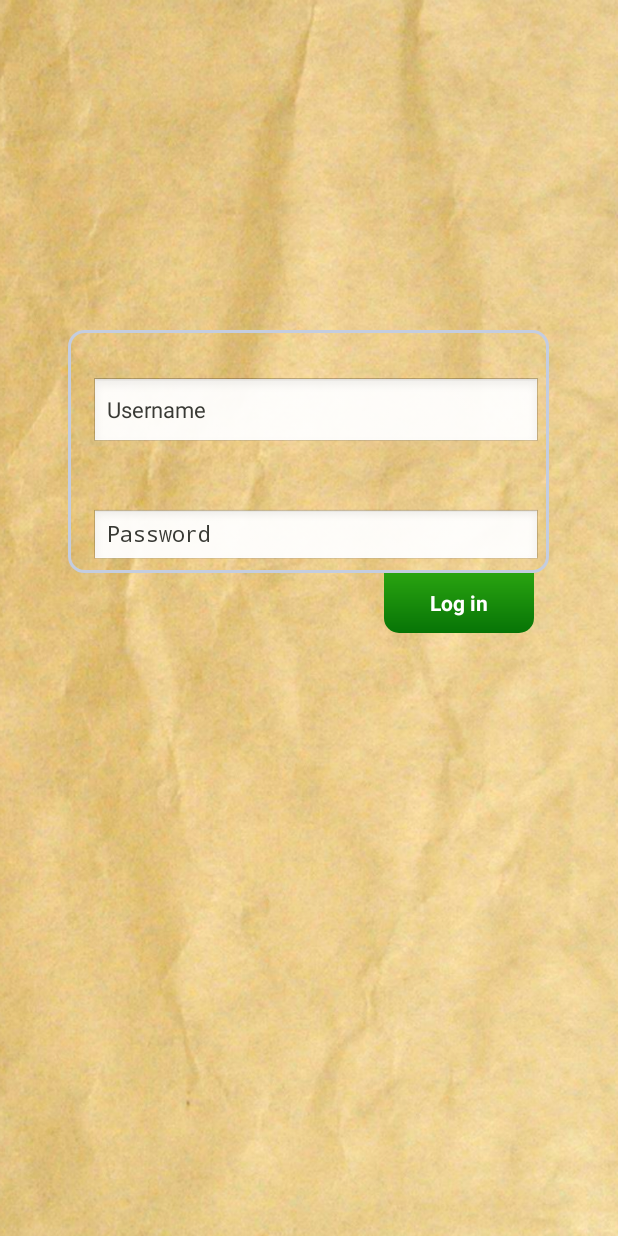
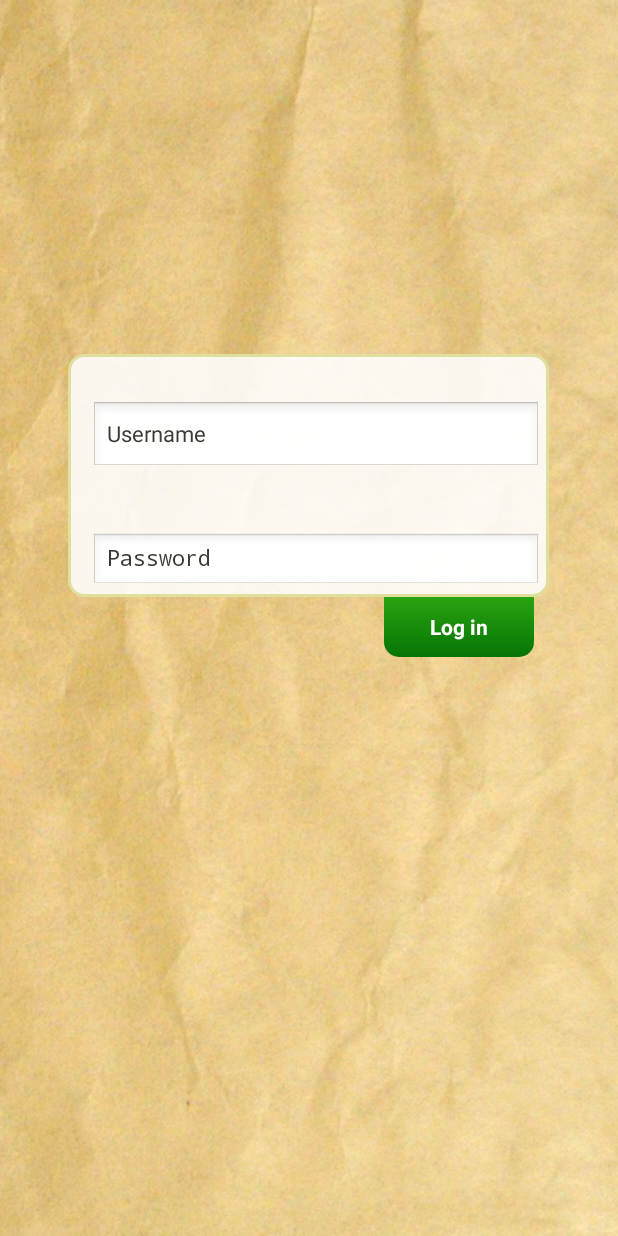
Before and after one commit to josemg08/Wimo, an Android app: the Activitylogin screen opened directly, with no data from a screen before it, on a phone screen of 412 x 824 dp. Run offline under Robolectric (Android 15) with nearby library versions, the phone set to English and light mode, and no system bars.

Commit message:
Changes in login layout

```diff
--- a/app/src/main/java/com/wheelsinmotion/jose/wimo/activity/Activitylogin.java
+++ b/app/src/main/java/com/wheelsinmotion/jose/wimo/activity/Activitylogin.java
@@ -4,6 +4,7 @@ import android.app.Activity;
 import android.content.Intent;
 import android.os.Bundle;
 import android.view.View;
+import android.widget.Button;
 
 import com.wheelsinmotion.jose.wimo.R;
 
--- a/app/src/main/res/drawable/rounded_shape.xml
+++ b/app/src/main/res/drawable/rounded_shape.xml
@@ -2,13 +2,13 @@
     xmlns:android="http://schemas.android.com/apk/res/android"
     android:shape="rectangle"   >
 
-    <solid>
-        <item android:color="@color/background_floating_material_light"/>
+    <solid
+        android:color="#DDFFFFFF" >
     </solid>
 
     <stroke
         android:width="2dp"
-        android:color="#C4CDE0" >
+        android:color="#ffdfe09d" >
     </stroke>
 
     <padding
--- a/app/src/main/res/layout/activity_login.xml
+++ b/app/src/main/res/layout/activity_login.xml
@@ -2,7 +2,11 @@
 <RelativeLayout xmlns:android="http://schemas.android.com/apk/res/android"
     android:layout_width="match_parent"
     android:layout_height="match_parent"
-    android:background="@drawable/splash">
+    android:background="@drawable/splash"
+    android:paddingLeft="@dimen/activity_horizontal_margin"
+    android:paddingRight="@dimen/activity_horizontal_margin"
+    android:paddingTop="@dimen/activity_vertical_margin"
+    android:paddingBottom="@dimen/activity_vertical_margin">
 
     <Button
         android:layout_width="100dp"
@@ -17,6 +21,7 @@
         android:layout_alignEnd="@+id/linearLayout1"
         android:layout_marginRight="10dp"
         android:background="@drawable/rounded_button"
+        android:onClick="jumpToHome"
         />
 
     <LinearLayout
--- /dev/null
+++ b/app/src/main/res/values/dimens.xml
@@ -0,0 +1,5 @@
+<resources>
+    <!-- Default screen margins, per the Android Design guidelines. -->
+    <dimen name="activity_horizontal_margin">16dp</dimen>
+    <dimen name="activity_vertical_margin">16dp</dimen>
+</resources>
```
